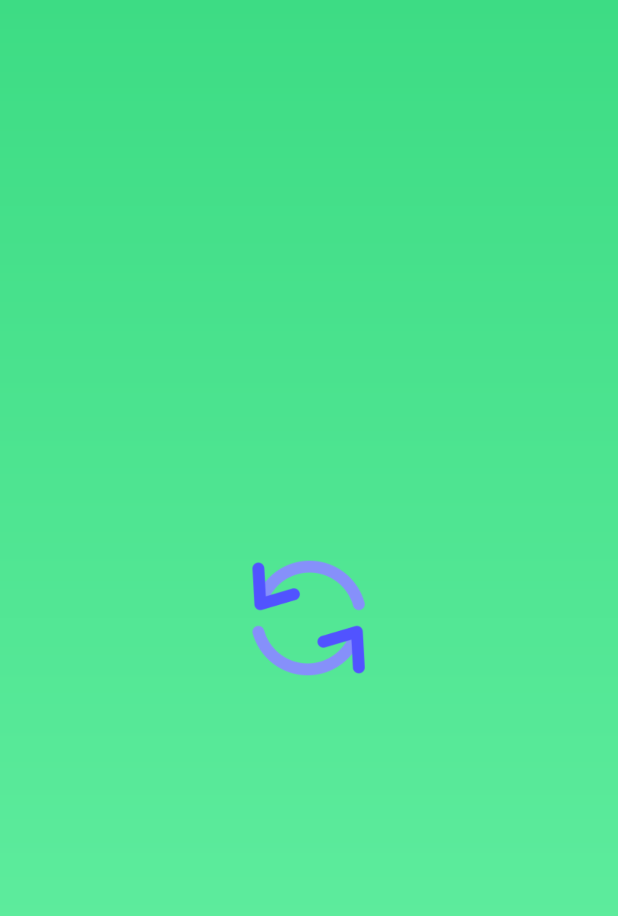
After one commit to lucaalbinati/AndroidDriveSync, an Android app: the SplashActivity screen opened directly, with no data from a screen before it, on a phone screen of 412 x 824 dp. The commit adds this screen. Shown: the top 916 px of the screen. Run offline under Robolectric (Android 15) with nearby library versions, the phone set to English and light mode, and no system bars; network calls fail; 1 statement that could not run was skipped.

Commit message:
add splash screen

```diff
--- a/app/src/main/AndroidManifest.xml
+++ b/app/src/main/AndroidManifest.xml
@@ -12,20 +12,26 @@
         android:roundIcon="@mipmap/ic_launcher_round"
         android:supportsRtl="true"
         android:theme="@style/Theme.AndroidDriveSync">
+
         <activity
-            android:name=".MainActivity"
-            android:label="@string/main_activity_label">
+            android:name=".SplashActivity"
+            android:theme="@style/Theme.Splash">
             <intent-filter>
                 <action android:name="android.intent.action.MAIN" />
-
                 <category android:name="android.intent.category.LAUNCHER" />
             </intent-filter>
         </activity>
+
+        <activity
+            android:name=".MainActivity"
+            android:label="@string/main_activity_label"/>
+
         <activity
             android:name=".SignInActivity"
             android:label="@string/google_sign_in_label"
             android:parentActivityName=".MainActivity"
             android:theme="@style/Theme.SignIn"/>
+
     </application>
 
 </manifest>
--- /dev/null
+++ b/app/src/main/java/com/example/androiddrivesync/SplashActivity.kt
@@ -0,0 +1,15 @@
+package com.example.androiddrivesync
+
+import android.app.Activity
+import android.content.Intent
+import android.os.Bundle
+
+class SplashActivity: Activity() {
+
+    override fun onCreate(savedInstanceState: Bundle?) {
+        super.onCreate(savedInstanceState)
+
+        startActivity(Intent(this, MainActivity::class.java))
+        finish()
+    }
+}
--- /dev/null
+++ b/app/src/main/res/drawable/splash_screen.xml
@@ -0,0 +1,17 @@
+<?xml version="1.0" encoding="utf-8"?>
+<layer-list xmlns:android="http://schemas.android.com/apk/res/android">
+    <item>
+        <shape
+            android:shape="rectangle">
+            <gradient
+                android:angle="70"
+                android:startColor="?colorPrimary"
+                android:endColor="?colorPrimaryVariant"/>
+        </shape>
+    </item>
+    <item
+        android:height="220dp"
+        android:width="220dp"
+        android:gravity="center"
+        android:drawable="@drawable/refresh_icon"/>
+</layer-list>
--- a/app/src/main/res/values/themes.xml
+++ b/app/src/main/res/values/themes.xml
@@ -14,8 +14,14 @@
         <!-- Customize your theme here. -->
     </style>
 
+    <style name="Theme.Splash" parent="Theme.AndroidDriveSync">
+        <item name="android:windowBackground">@drawable/splash_screen</item>
+        <item name="windowActionBar">false</item>
+        <item name="windowNoTitle">true</item>
+    </style>
+
     <style name="Theme.SignIn" parent="Theme.AndroidDriveSync">
-        <item name="backgroundColor">#FFD180</item>
+        <item name="backgroundColor">?colorPrimary</item>
         <item name="windowActionBar">false</item>
         <item name="windowNoTitle">true</item>
     </style>
```
Also changed, not shown: app/src/main/res/drawable/refresh_icon.png (added).
